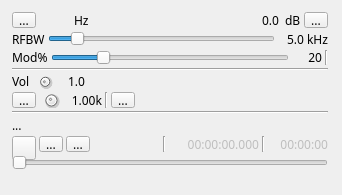
First picture: the form in plugins/channeltx/modam/ammodgui.ui, repository f4exb/sdrangel, before the edit.
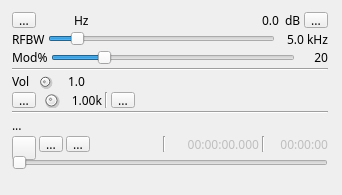
Second picture: the form after the edit. Icons and pictures are not drawn. Custom widgets are drawn as their Qt base class.

What changed in the file:
```diff
--- a/plugins/channeltx/modam/ammodgui.ui
+++ b/plugins/channeltx/modam/ammodgui.ui
@@ -10,9 +10,15 @@
     <height>195</height>
    </rect>
   </property>
+  <property name="sizePolicy">
+   <sizepolicy hsizetype="MinimumExpanding" vsizetype="Preferred">
+    <horstretch>0</horstretch>
+    <verstretch>0</verstretch>
+   </sizepolicy>
+  </property>
   <property name="minimumSize">
    <size>
-    <width>290</width>
+    <width>0</width>
     <height>0</height>
    </size>
   </property>
@@ -287,13 +293,6 @@
         </property>
        </widget>
       </item>
-      <item>
-       <widget class="Line" name="line">
-        <property name="orientation">
-         <enum>Qt::Vertical</enum>
-        </property>
-       </widget>
-      </item>
      </layout>
     </item>
     <item>
```
Left out of the diff: 13 changed lines with no effect on the pictures.
